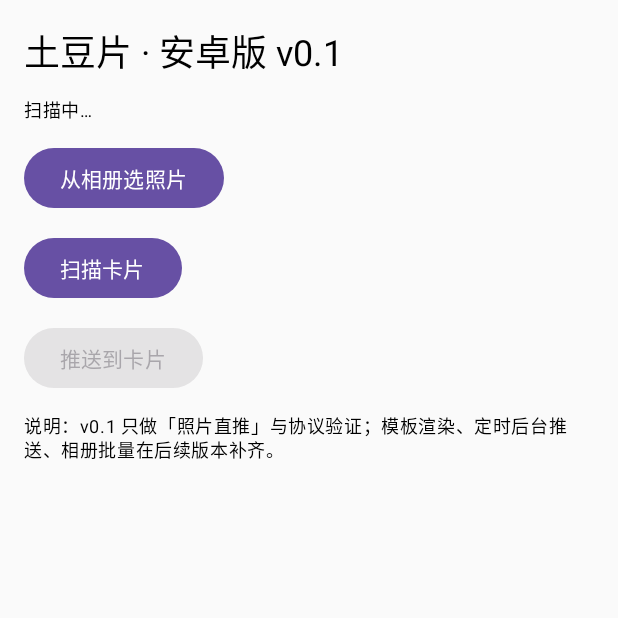
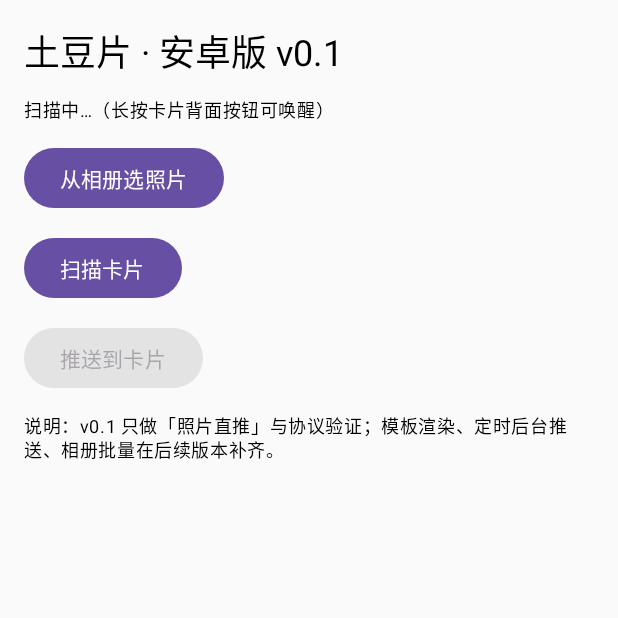
Before and after one commit to shidaifufen/todoocard-eink, an Android app built with Jetpack Compose: the screen it shows after launch (MainActivity), after a tap on "扫描卡片", on a phone screen of 412 x 824 dp, the top half of it. Run offline under Robolectric (Android 15) with nearby library versions, the phone set to English and light mode, and no system bars.

Commit message:
fix(android): 权限授予后再扫描；等描述符写入才 ready；连接失败重试一次；扫描显示 RSSI

```diff
--- a/android/app/src/main/java/com/shidaifufen/todocard/MainActivity.kt
+++ b/android/app/src/main/java/com/shidaifufen/todocard/MainActivity.kt
@@ -52,9 +52,24 @@ private fun Screen() {
         }
     }
 
+    val scanNow: () -> Unit = {
+        scope.launch {
+            status = "扫描中…（长按卡片背面按钮可唤醒）"
+            val ble = BleClient(ctx)
+            val r = withContext(Dispatchers.IO) { ble.scan(15_000) }
+            device = r
+            status = if (r != null) "找到：${r.device.name ?: r.device.address}（RSSI ${r.rssi}）"
+                     else "没扫到卡片：确认已唤醒、没被手机 App 占用"
+        }
+    }
+    var pendingScan by remember { mutableStateOf(false) }
     val permLauncher = rememberLauncherForActivityResult(
         ActivityResultContracts.RequestMultiplePermissions()
-    ) { }
+    ) { granted ->
+        val ok = granted.values.all { it }
+        if (!ok) status = "蓝牙权限被拒绝，无法扫描"
+        else if (pendingScan) { pendingScan = false; scanNow() }
+    }
 
     Column(
         Modifier.fillMaxSize().padding(16.dp).verticalScroll(rememberScrollState()),
@@ -76,14 +91,8 @@ private fun Screen() {
             val perms = if (Build.VERSION.SDK_INT >= Build.VERSION_CODES.S)
                 arrayOf(Manifest.permission.BLUETOOTH_SCAN, Manifest.permission.BLUETOOTH_CONNECT)
             else arrayOf(Manifest.permission.ACCESS_FINE_LOCATION)
+            pendingScan = true
             permLauncher.launch(perms)
-            scope.launch {
-                status = "扫描中…"
-                val ble = BleClient(ctx)
-                val r = withContext(Dispatchers.IO) { ble.scan() }
-                device = r
-                status = if (r != null) "找到：${r.device.name ?: r.device.address}" else "没扫到卡片"
-            }
         }) { Text("扫描卡片") }
 
         Button(enabled = bitmap != null && device != null, onClick = {
```
Also changed, not shown: android/app/src/main/java/com/shidaifufen/todocard/BleClient.kt (+15 -1 lines).
